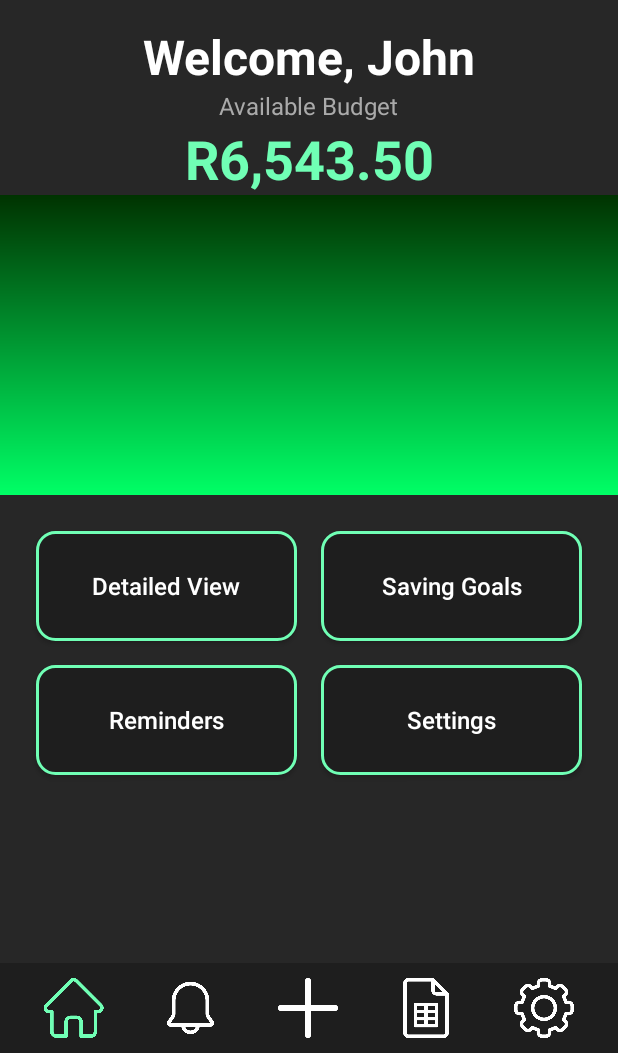
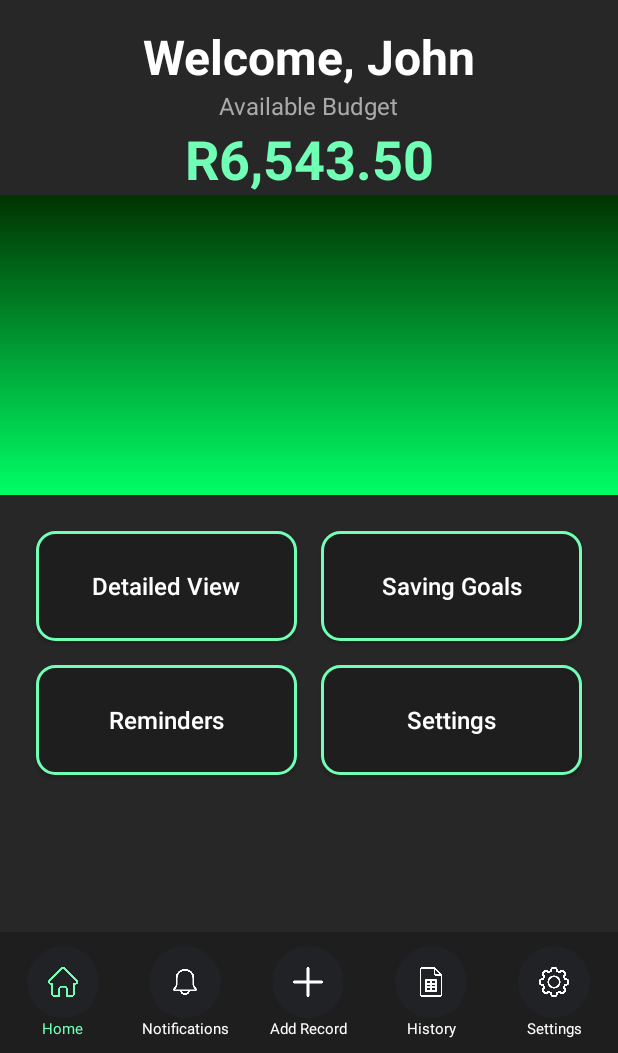
Before and after one commit to MarcoMeyer1/SmartSpend, an Android app: the MainActivity screen opened directly, with no data from a screen before it, on a phone screen of 412 x 824 dp, the part 183-1236 px from its top. Run offline under Robolectric (Android 15) with nearby library versions, the phone set to English and light mode, and no system bars.

Commit message:
perfectly working navbar

```diff
--- /dev/null
+++ b/Smartspend/app/src/main/res/drawable/circle_background.xml
@@ -0,0 +1,6 @@
+<?xml version="1.0" encoding="utf-8"?>
+<shape xmlns:android="http://schemas.android.com/apk/res/android"
+    android:shape="oval">
+    <solid android:color="#212226" />
+    <size android:width="56dp" android:height="56dp" />
+</shape>
--- a/Smartspend/app/src/main/res/layout/activity_base.xml
+++ b/Smartspend/app/src/main/res/layout/activity_base.xml
@@ -7,45 +7,171 @@
     android:background="#1E1E1E"
     android:gravity="center"
     android:layout_gravity="bottom"
-    android:padding="10dp">
+    android:padding="1dp">
+
+    <LinearLayout
+        android:layout_width="0dp"
+        android:layout_height="wrap_content"
+        android:layout_weight="1"
+        android:orientation="vertical"
+        android:gravity="center"
+        android:padding="8dp">
+
+        <FrameLayout
+            android:layout_width="48dp"
+            android:layout_height="48dp"
+            android:background="@drawable/circle_background"
+            android:gravity="center">
 
             <ImageView
                 android:id="@+id/home_nav"
-android:layout_width="0dp"
-android:layout_height="40dp"
-android:layout_weight="1"
+                android:layout_width="20dp"
+                android:layout_height="20dp"
+                android:layout_gravity="center"
                 android:src="@drawable/home"
                 android:contentDescription="Home" />
+        </FrameLayout>
+
+        <TextView
+            android:id="@+id/home_label"
+            android:layout_width="wrap_content"
+            android:layout_height="wrap_content"
+            android:text="Home"
+            android:textColor="#70FFB5"
+            android:textSize="10sp"
+            android:gravity="center" />
+    </LinearLayout>
+
+    <LinearLayout
+        android:layout_width="0dp"
+        android:layout_height="wrap_content"
+        android:layout_weight="1"
+        android:orientation="vertical"
+        android:gravity="center"
+        android:padding="8dp">
+
+        <FrameLayout
+            android:layout_width="48dp"
+            android:layout_height="48dp"
+            android:background="@drawable/circle_background"
+            android:gravity="center">
 
             <ImageView
                 android:id="@+id/notifications_nav"
-android:layout_width="0dp"
-android:layout_height="40dp"
-android:layout_weight="1"
+                android:layout_width="20dp"
+                android:layout_height="20dp"
+                android:layout_gravity="center"
                 android:src="@drawable/bell"
                 android:contentDescription="Notifications" />
+        </FrameLayout>
+
+        <TextView
+            android:id="@+id/notifications_label"
+            android:layout_width="wrap_content"
+            android:layout_height="wrap_content"
+            android:text="Notifications"
+            android:textColor="#FFFFFF"
+            android:textSize="10sp"
+            android:gravity="center" />
+    </LinearLayout>
+
+    <LinearLayout
+        android:layout_width="0dp"
+        android:layout_height="wrap_content"
+        android:layout_weight="1"
+        android:orientation="vertical"
+        android:gravity="center"
+        android:padding="8dp">
+
+        <FrameLayout
+            android:layout_width="48dp"
+            android:layout_height="48dp"
+            android:background="@drawable/circle_background"
+            android:gravity="center">
 
             <ImageView
                 android:id="@+id/add_record_nav"
-android:layout_width="0dp"
-android:layout_height="40dp"
-android:layout_weight="1"
+                android:layout_width="20dp"
+                android:layout_height="20dp"
+                android:layout_gravity="center"
                 android:src="@drawable/plus"
                 android:contentDescription="Add Record" />
+        </FrameLayout>
+
+        <TextView
+            android:id="@+id/add_record_label"
+            android:layout_width="wrap_content"
+            android:layout_height="wrap_content"
+            android:text="Add Record"
+            android:textColor="#FFFFFF"
+            android:textSize="10sp"
+            android:gravity="center" />
+    </LinearLayout>
+
+    <LinearLayout
+        android:layout_width="0dp"
+        android:layout_height="wrap_content"
+        android:layout_weight="1"
+        android:orientation="vertical"
+        android:gravity="center"
+        android:padding="8dp">
+
+        <FrameLayout
+            android:layout_width="48dp"
+            android:layout_height="48dp"
+            android:background="@drawable/circle_background"
+            android:gravity="center">
 
             <ImageView
                 android:id="@+id/history_nav"
-android:layout_width="0dp"
-android:layout_height="40dp"
-android:layout_weight="1"
+                android:layout_width="20dp"
+                android:layout_height="20dp"
+                android:layout_gravity="center"
                 android:src="@drawable/history"
                 android:contentDescription="History" />
+        </FrameLayout>
+
+        <TextView
+            android:id="@+id/history_label"
+            android:layout_width="wrap_content"
+            android:layout_height="wrap_content"
+            android:text="History"
+            android:textColor="#FFFFFF"
+            android:textSize="10sp"
+            android:gravity="center" />
+    </LinearLayout>
+
+    <LinearLayout
+        android:layout_width="0dp"
+        android:layout_height="wrap_content"
+        android:layout_weight="1"
+        android:orientation="vertical"
+        android:gravity="center"
+        android:padding="8dp">
+
+        <FrameLayout
+            android:layout_width="48dp"
+            android:layout_height="48dp"
+            android:background="@drawable/circle_background"
+            android:gravity="center">
 
             <ImageView
                 android:id="@+id/settings_nav"
-android:layout_width="0dp"
-android:layout_height="40dp"
-android:layout_weight="1"
+                android:layout_width="20dp"
+                android:layout_height="20dp"
+                android:layout_gravity="center"
                 android:src="@drawable/settings"
                 android:contentDescription="Settings" />
+        </FrameLayout>
+
+        <TextView
+            android:id="@+id/settings_label"
+            android:layout_width="wrap_content"
+            android:layout_height="wrap_content"
+            android:text="Settings"
+            android:textColor="#FFFFFF"
+            android:textSize="10sp"
+            android:gravity="center" />
     </LinearLayout>
+
+</LinearLayout>
```
Lines whose indentation alone changed are shown as unchanged.
